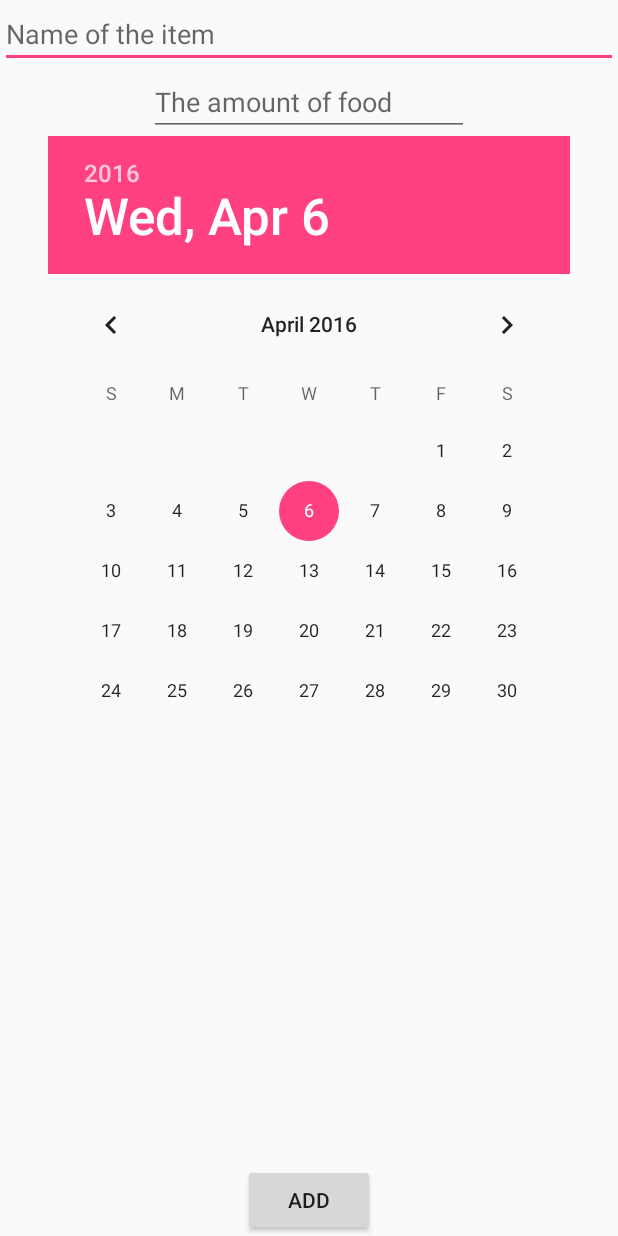
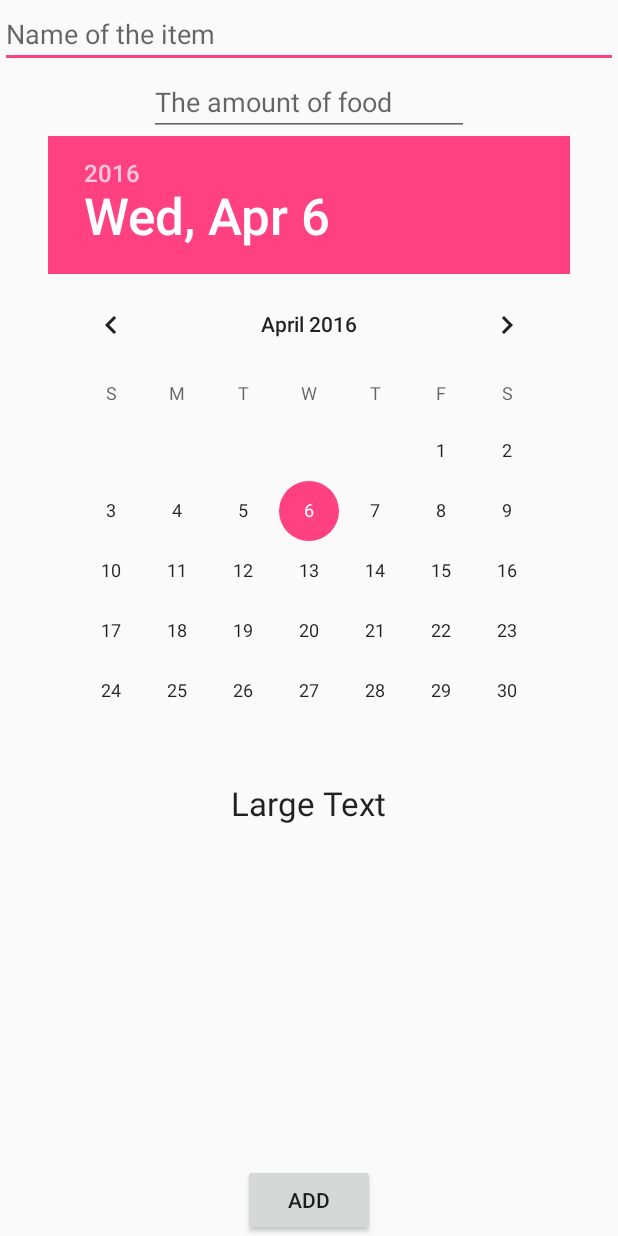
Before and after one commit to jakepurple13/FoodFinder2, an Android app: the layout additemmanually.xml on its own in the app's theme, with its tools: preview values and no code run, on a phone screen of 412 x 824 dp. Run offline under Robolectric (Android 15) with nearby library versions, the phone set to English and light mode, and no system bars.

Commit message:
added a "being added" text to manual add

```diff
--- a/app/src/main/res/layout/additemmanually.xml
+++ b/app/src/main/res/layout/additemmanually.xml
@@ -39,14 +39,14 @@
         android:layout_below="@+id/quantityofFood"
         android:layout_centerHorizontal="true" />
 
-   <!-- <TextView
+    <TextView
         android:layout_width="wrap_content"
         android:layout_height="wrap_content"
         android:textAppearance="?android:attr/textAppearanceLarge"
         android:text="Large Text"
         android:id="@+id/dateViewer"
         android:layout_below="@+id/datePicker"
-        android:layout_centerHorizontal="true" />-->
+        android:layout_centerHorizontal="true" />
 
 
 </RelativeLayout>
```
Also changed, not shown: app/src/main/java/pace/food/foodfinder/MainActivity.java (+12 -3 lines).
